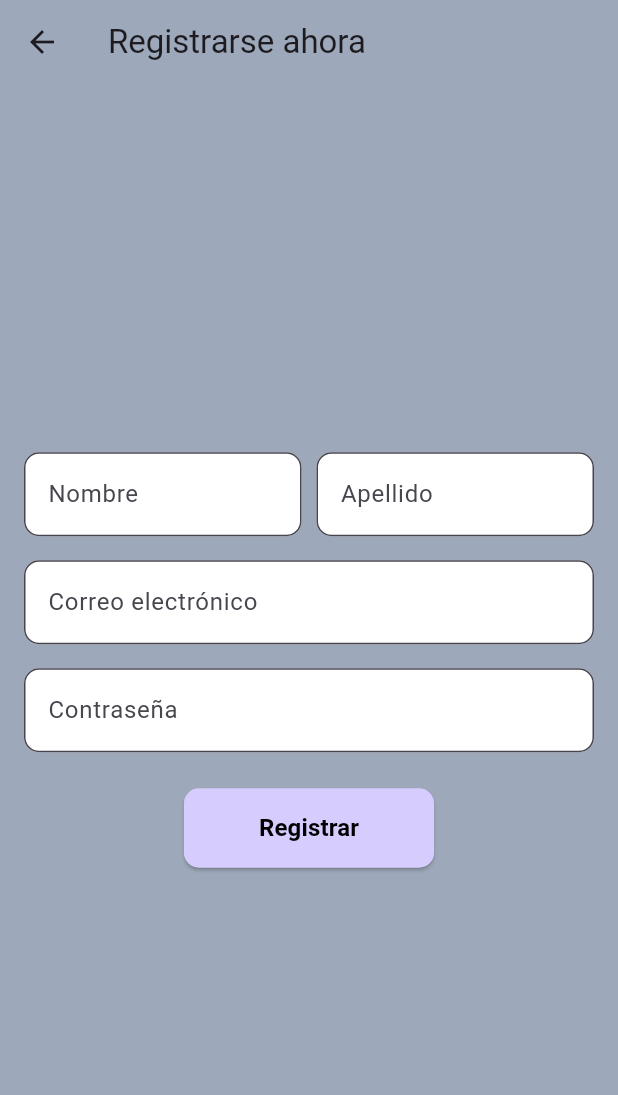
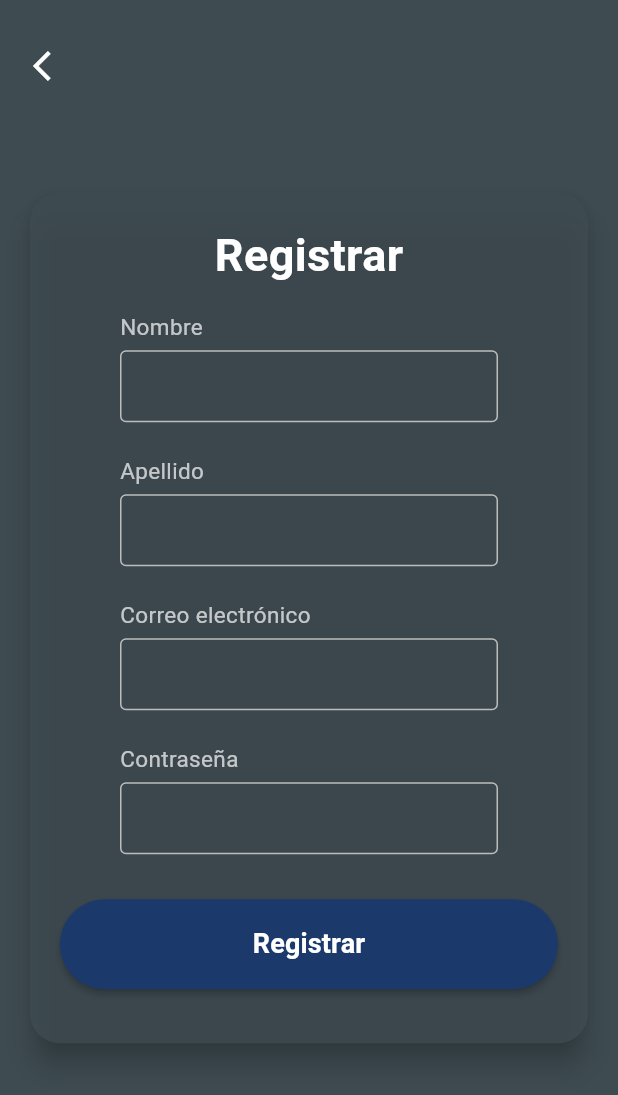
Before and after one commit to Hector-Y-SM/etiss, a Flutter app: the RegisterScreen screen opened directly, on a phone screen of 412 x 824 dp. Shown: the top 1095 px of the screen. Run offline on Flutter 3.47's test engine with Material 3 defaults, Android fonts, the phone set to English and light mode, and no system bars; our stand-ins replace cloud_firestore, firebase_auth, firebase_core, google_fonts; accounts and stored records are empty.

Commit message:
screens design

```diff
--- /dev/null
+++ b/devtools_options.yaml
@@ -0,0 +1,3 @@
+description: This file stores settings for Dart & Flutter DevTools.
+documentation: https://docs.flutter.dev/tools/devtools/extensions#configure-extension-enablement-states
+extensions:
--- a/lib/screens/register.dart
+++ b/lib/screens/register.dart
@@ -5,14 +5,33 @@ class RegisterScreen extends StatelessWidget {
   @override
   Widget build(BuildContext context) {
     return Scaffold(
-      appBar: AppBar(
-        title: const Text('Registrarse ahora'),
-        backgroundColor: const Color.fromRGBO(157, 169, 186, 1)
-      ),
-      backgroundColor: const Color.fromRGBO(157, 169, 186, 1),
-      body: Padding(
-        padding: const EdgeInsets.all(16.0),
-        child: RegisterForm(nameDefault: "", lastDefault: "", email: ""),
+      backgroundColor: const Color.fromRGBO(62, 75, 81, 1), // Fondo oscuro
+      body: Stack(
+        children: [
+          // Formulario de registro
+          Padding(
+            padding: const EdgeInsets.all(16.0),
+            child: RegisterForm(
+              nameDefault: "",
+              lastDefault: "",
+              email: "",
+            ),
+          ),
+          // Flecha de regreso
+          Positioned(
+            top: 20,
+            left: 10,
+            child: IconButton(
+              icon: const Icon(
+                Icons.arrow_back_ios,
+                color: Colors.white, // Color de la flecha
+              ),
+              onPressed: () {
+                Navigator.pop(context); // Regresa a la pantalla anterior
+              },
+            ),
+          ),
+        ],
       ),
     );
   }
--- a/lib/widgets/auth/register/register_form.dart
+++ b/lib/widgets/auth/register/register_form.dart
@@ -2,6 +2,7 @@ import 'package:flutter/material.dart';
 import 'package:app/screens/login.dart';
 import 'package:app/models/auth_service.dart';
 import 'package:firebase_auth/firebase_auth.dart';
+import 'package:google_fonts/google_fonts.dart';
 
 class RegisterForm extends StatefulWidget {
   final String nameDefault;
@@ -83,121 +84,85 @@ class _RegisterFormState extends State<RegisterForm> {
 
   @override
   Widget build(BuildContext context) {
-    return Form(
+    return Center(
+      child: SingleChildScrollView(
+        child: Card(
+          elevation: 8, // Sombra del card
+          shape: RoundedRectangleBorder(
+            borderRadius: BorderRadius.circular(20), // Bordes redondeados
+          ),
+          color: const Color.fromRGBO(62, 75, 81, 0.8), // Fondo gris con transparencia
+          child: Padding(
+            padding: const EdgeInsets.all(20.0), // Espaciado interno del card
+            child: Form(
               key: _formKey,
               child: Column(
+                mainAxisSize: MainAxisSize.min,
                 mainAxisAlignment: MainAxisAlignment.center,
                 children: <Widget>[
-          Row(
-            children: [
-              Expanded(
-                child: TextFormField(
-                  controller: _nameController,
-                  decoration: InputDecoration(
-                    labelText: 'Nombre',
-                    filled: true,
-                    fillColor: Colors.white,
-                    border: OutlineInputBorder(
-                      borderRadius: BorderRadius.circular(10),
+                  // Título "Registrar"
+                  Text(
+                    "Registrar",
+                    style: GoogleFonts.roboto(
+                      fontSize: 30,
+                      fontWeight: FontWeight.bold,
+                      color: Colors.white, // Letras blancas
                     ),
                   ),
-                  validator: (value) {
-                    if (value == null || value.isEmpty) {
-                      return 'Por favor ingresa tu nombre';
-                    }
-                    return null;
-                  },
+                  const SizedBox(height: 16), // Reducido de 20 a 16
+                  // Campo de nombre
+                  inputFile(
+                    label: "Nombre",
+                    controller: _nameController,
                   ),
+                  const SizedBox(height: 12), // Reducido de 16 a 12
+                  // Campo de apellido
+                  inputFile(
+                    label: "Apellido",
+                    controller: _lastNameController,
                   ),
-              const SizedBox(width: 10),
-              Expanded(
-                child: TextFormField(
-                  controller: _lastNameController,
-                  decoration: InputDecoration(
-                    labelText: 'Apellido',
-                    filled: true,
-                    fillColor: Colors.white,
-                    border: OutlineInputBorder(
-                      borderRadius: BorderRadius.circular(10),
-                    ),
-                  ),
-                  validator: (value) {
-                    if (value == null || value.isEmpty) {
-                      return 'Por favor ingresa tu apellido';
-                    }
-                    return null;
-                  },
-                ),
-              ),
-            ],
-          ),
-          const SizedBox(height: 16),
-          TextFormField(
+                  const SizedBox(height: 12), // Reducido de 16 a 12
+                  // Campo de correo electrónico
+                  inputFile(
+                    label: "Correo electrónico",
                     controller: _emailController,
                     keyboardType: TextInputType.emailAddress,
-            decoration: InputDecoration(
-              labelText: 'Correo electrónico',
-              filled: true,
-              fillColor: Colors.white,
-              border: OutlineInputBorder(
-                borderRadius: BorderRadius.circular(10),
                   ),
-            ),
-            validator: (value) {
-              if (value == null || value.isEmpty) {
-                return 'Por favor ingresa tu correo electrónico';
-              }
-              return null;
-            },
-          ),
-          const SizedBox(height: 16),
-          TextFormField(
+                  const SizedBox(height: 12), // Reducido de 16 a 12
+                  // Campo de contraseña
+                  inputFile(
+                    label: "Contraseña",
                     controller: _passwordController,
                     obscureText: true,
-            decoration: InputDecoration(
-              labelText: 'Contraseña',
-              filled: true,
-              fillColor: Colors.white,
-              border: OutlineInputBorder(
-                borderRadius: BorderRadius.circular(10),
                   ),
-            ),
-            validator: (value) {
-              if (value == null || value.isEmpty) {
-                return 'Por favor ingresa tu contraseña';
-              }
-              return null;
-            },
-          ),
-          const SizedBox(height: 24),
-          ElevatedButton(
+                  const SizedBox(height: 20), // Reducido de 24 a 20
+                  // Botón de Registrar
+                  MaterialButton(
+                    minWidth: double.infinity,
+                    height: 60,
                     onPressed: _register,
-            style: ElevatedButton.styleFrom(
-              backgroundColor: const Color.fromRGBO(215, 204, 254, 1),
-              foregroundColor: const Color.fromRGBO(254, 254, 255, 1),
-              padding: const EdgeInsets.symmetric(horizontal: 50, vertical: 15),
+                    color: const Color(0xFF1B396A), // Azul oscuro
                     shape: RoundedRectangleBorder(
-                borderRadius: BorderRadius.circular(10),
-              ),
+                      borderRadius: BorderRadius.circular(50),
                     ),
                     child: const Text(
                       "Registrar",
                       style: TextStyle(
-                color: Colors.black,
-                fontSize: 16,
-                fontWeight: FontWeight.bold,
+                        color: Colors.white, // Letras blancas
+                        fontWeight: FontWeight.w600,
+                        fontSize: 18,
                       ),
                     ),
                   ),
-
+                  const SizedBox(height: 16), // Reducido de 20 a 16
+                  // Mensaje de error o éxito
                   if (_errorMessage != null)
                     Padding(
-              padding: const EdgeInsets.only(top: 16.0),
+                      padding: const EdgeInsets.only(top: 8.0), // Reducido de 16.0 a 8.0
                       child: Text(
                         _errorMessage!,
                         style: TextStyle(
-                  color:
-                      _errorMessage == 'Usuario creado exitosamente'
+                          color: _errorMessage == 'Usuario creado exitosamente'
                               ? Colors.green
                               : Colors.red,
                         ),
@@ -205,6 +170,62 @@ class _RegisterFormState extends State<RegisterForm> {
                     ),
                 ],
               ),
+            ),
+          ),
+        ),
+      ),
+    );
+  }
+
+  // Widget para los campos de entrada
+  Widget inputFile({
+    required String label,
+    required TextEditingController controller,
+    bool obscureText = false,
+    TextInputType keyboardType = TextInputType.text,
+  }) {
+    return Padding(
+      padding: const EdgeInsets.symmetric(horizontal: 40),
+      child: Column(
+        crossAxisAlignment: CrossAxisAlignment.start,
+        children: <Widget>[
+          Text(
+            label,
+            style: GoogleFonts.roboto(
+              color: Colors.white70, // Letras blancas con opacidad
+              fontSize: 15,
+            ),
+          ),
+          const SizedBox(height: 5),
+          TextFormField(
+            controller: controller,
+            obscureText: obscureText,
+            keyboardType: keyboardType,
+            style: const TextStyle(
+              color: Colors.white,
+            ), // Texto dentro del campo en blanco
+            decoration: InputDecoration(
+              contentPadding: const EdgeInsets.symmetric(
+                vertical: 0,
+                horizontal: 10,
+              ),
+              enabledBorder: OutlineInputBorder(
+                borderSide: BorderSide(color: Colors.grey[400]!),
+              ),
+              border: OutlineInputBorder(
+                borderSide: BorderSide(color: Colors.grey[400]!),
+              ),
+            ),
+            validator: (value) {
+              if (value == null || value.isEmpty) {
+                return 'Por favor ingresa $label';
+              }
+              return null;
+            },
+          ),
+          const SizedBox(height: 10),
+        ],
+      ),
     );
   }
 }
```
Also changed, not shown: lib/screens/forgot_password.dart (+23 -5 lines), lib/widgets/users/forgot_password_form.dart (+44 -16 lines). Lines whose indentation alone changed are shown as unchanged.
